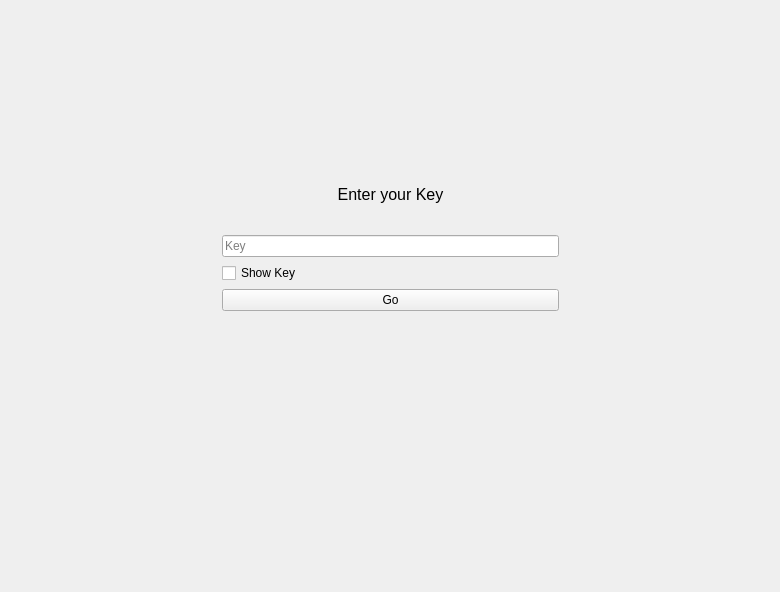
Chuks8888/PasswordManager, file mainwindow.ui: the form before one commit.
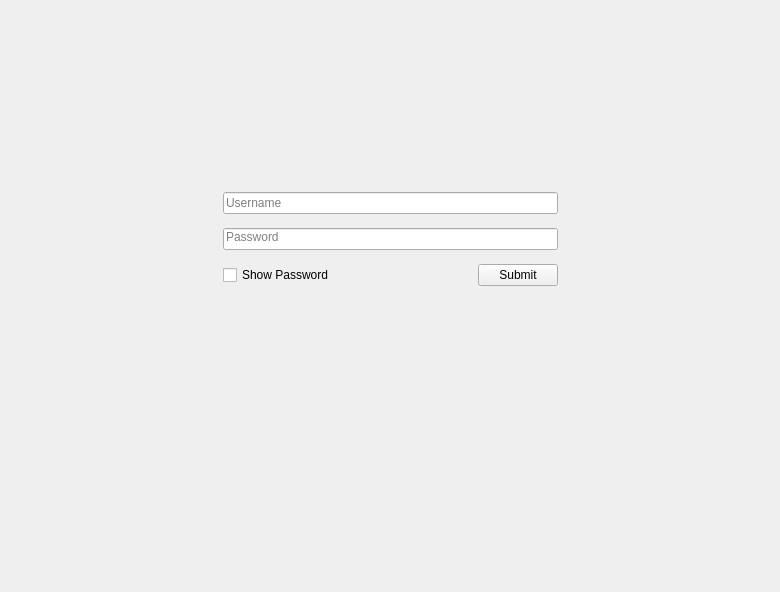
The form after the commit. The open tabs and pages were chosen to show the change.

Commit message: more page designing, specificaly added the login, choice and password creation windows

```diff
--- a/mainwindow.ui
+++ b/mainwindow.ui
@@ -69,7 +69,7 @@
        <height>592</height>
       </size>
      </property>
-     <widget class="QWidget" name="">
+     <widget class="QWidget" name="layoutWidget">
       <property name="geometry">
        <rect>
         <x>-30</x>
@@ -173,6 +173,186 @@
       </layout>
      </widget>
     </widget>
+    <widget class="QWidget" name="choice">
+     <widget class="QWidget" name="">
+      <property name="geometry">
+       <rect>
+        <x>-10</x>
+        <y>170</y>
+        <width>791</width>
+        <height>141</height>
+       </rect>
+      </property>
+      <layout class="QHBoxLayout" name="horizontalLayout_5" stretch="4,5,4">
+       <item>
+        <spacer name="horizontalSpacer_4">
+         <property name="orientation">
+          <enum>Qt::Orientation::Horizontal</enum>
+         </property>
+         <property name="sizeHint" stdset="0">
+          <size>
+           <width>40</width>
+           <height>20</height>
+          </size>
+         </property>
+        </spacer>
+       </item>
+       <item>
+        <layout class="QVBoxLayout" name="verticalLayout_3">
+         <item>
+          <widget class="QPushButton" name="createpass">
+           <property name="text">
+            <string>Create Password</string>
+           </property>
+          </widget>
+         </item>
+         <item>
+          <widget class="QPushButton" name="getpass">
+           <property name="text">
+            <string>Show Passwords</string>
+           </property>
+          </widget>
+         </item>
+        </layout>
+       </item>
+       <item>
+        <spacer name="horizontalSpacer_5">
+         <property name="orientation">
+          <enum>Qt::Orientation::Horizontal</enum>
+         </property>
+         <property name="sizeHint" stdset="0">
+          <size>
+           <width>40</width>
+           <height>20</height>
+          </size>
+         </property>
+        </spacer>
+       </item>
+      </layout>
+     </widget>
+    </widget>
+    <widget class="QWidget" name="creating">
+     <property name="minimumSize">
+      <size>
+       <width>780</width>
+       <height>592</height>
+      </size>
+     </property>
+     <property name="maximumSize">
+      <size>
+       <width>780</width>
+       <height>592</height>
+      </size>
+     </property>
+     <widget class="QWidget" name="">
+      <property name="geometry">
+       <rect>
+        <x>0</x>
+        <y>184</y>
+        <width>781</width>
+        <height>111</height>
+       </rect>
+      </property>
+      <layout class="QHBoxLayout" name="horizontalLayout_4" stretch="2,3,2">
+       <item>
+        <spacer name="horizontalSpacer_6">
+         <property name="orientation">
+          <enum>Qt::Orientation::Horizontal</enum>
+         </property>
+         <property name="sizeHint" stdset="0">
+          <size>
+           <width>40</width>
+           <height>20</height>
+          </size>
+         </property>
+        </spacer>
+       </item>
+       <item>
+        <layout class="QVBoxLayout" name="verticalLayout_2" stretch="0,1,2">
+         <item>
+          <widget class="QLineEdit" name="usernameinput">
+           <property name="sizeIncrement">
+            <size>
+             <width>0</width>
+             <height>0</height>
+            </size>
+           </property>
+           <property name="echoMode">
+            <enum>QLineEdit::EchoMode::NoEcho</enum>
+           </property>
+           <property name="placeholderText">
+            <string>Username</string>
+           </property>
+          </widget>
+         </item>
+         <item>
+          <widget class="QLineEdit" name="passwordinput">
+           <property name="sizeIncrement">
+            <size>
+             <width>0</width>
+             <height>0</height>
+            </size>
+           </property>
+           <property name="echoMode">
+            <enum>QLineEdit::EchoMode::Password</enum>
+           </property>
+           <property name="alignment">
+            <set>Qt::AlignmentFlag::AlignLeading|Qt::AlignmentFlag::AlignLeft|Qt::AlignmentFlag::AlignTop</set>
+           </property>
+           <property name="placeholderText">
+            <string>Password</string>
+           </property>
+          </widget>
+         </item>
+         <item>
+          <layout class="QHBoxLayout" name="horizontalLayout_3" stretch="1,2,1">
+           <item>
+            <widget class="QCheckBox" name="showpass">
+             <property name="text">
+              <string>Show Password</string>
+             </property>
+            </widget>
+           </item>
+           <item>
+            <spacer name="horizontalSpacer_3">
+             <property name="orientation">
+              <enum>Qt::Orientation::Horizontal</enum>
+             </property>
+             <property name="sizeHint" stdset="0">
+              <size>
+               <width>40</width>
+               <height>20</height>
+              </size>
+             </property>
+            </spacer>
+           </item>
+           <item>
+            <widget class="QPushButton" name="submitbutton">
+             <property name="text">
+              <string>Submit</string>
+             </property>
+            </widget>
+           </item>
+          </layout>
+         </item>
+        </layout>
+       </item>
+       <item>
+        <spacer name="horizontalSpacer_7">
+         <property name="orientation">
+          <enum>Qt::Orientation::Horizontal</enum>
+         </property>
+         <property name="sizeHint" stdset="0">
+          <size>
+           <width>40</width>
+           <height>20</height>
+          </size>
+         </property>
+        </spacer>
+       </item>
+      </layout>
+     </widget>
+    </widget>
    </widget>
   </widget>
  </widget>
```
Left out of the diff: 4 changed lines with no effect on the pictures. The commit also changes 3 other files.
